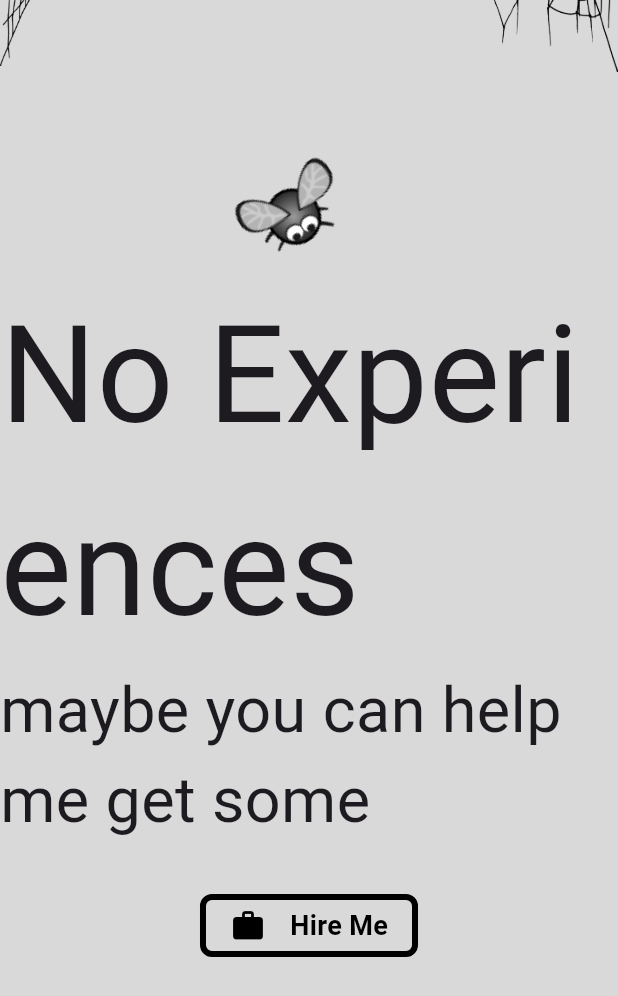
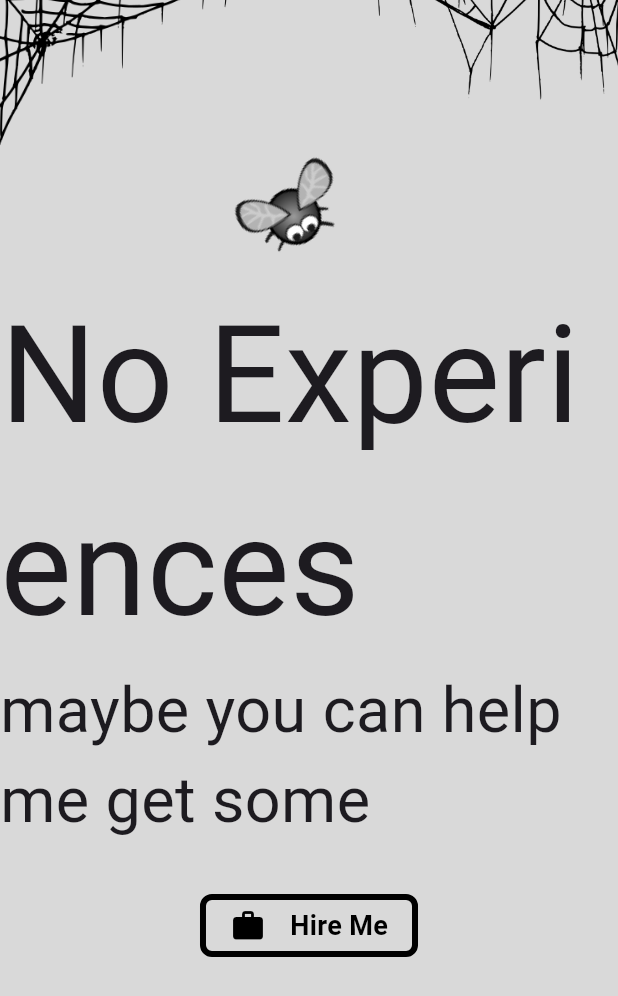
Before and after one commit to Zimmer550i/Portfolio-Flutter, a Flutter app: the ExperiencePage widget shown alone on an empty page, opened directly, on a phone screen of 412 x 824 dp. Shown: the top 996 px of the screen. Run offline on Flutter 3.47's test engine with Material 3 defaults, Android fonts, the phone set to English and light mode, and no system bars; our stand-ins replace animated_text_kit, flutter_svg, page_view_dot_indicator; Roboto replaces fonts that are missing (Custom).

Commit message:
fix: adjusted for mobile

```diff
--- a/lib/app.dart
+++ b/lib/app.dart
@@ -36,7 +36,7 @@ class _AppState extends State<App> {
         MediaQuery.of(context).size.height) {
       return const Scaffold(
         body: Center(
-          child: MainWindow(),
+          child: MainWindow(isMobile: true,),
         ),
       );
     }
--- a/lib/pages/experience_page.dart
+++ b/lib/pages/experience_page.dart
@@ -1,6 +1,5 @@
 import 'package:flutter/material.dart';
 import 'package:portfolio_flutter/utils/app_sizes.dart';
-import 'package:portfolio_flutter/utils/app_texts.dart';
 import 'package:portfolio_flutter/widgets/bug_flying_animation.dart';
 import 'package:portfolio_flutter/widgets/custom_button.dart';
 
@@ -10,10 +9,11 @@ class ExperiencePage extends StatelessWidget {
   @override
   Widget build(BuildContext context) {
     return LayoutBuilder(builder: (context, constraints) {
+      bool isMobile = constraints.maxWidth < constraints.maxHeight;
       return Stack(
         clipBehavior: Clip.none,
         children: [
-          Positioned(
+          const Positioned(
             top: 0,
             bottom: 0,
             left: 0,
@@ -24,19 +24,13 @@ class ExperiencePage extends StatelessWidget {
                 children: [
                   Text(
                     "No Experiences",
-                    style: TextStyle(
-                      fontFamily: "Custom",
-                      fontSize: 90
-                    ),
+                    style: TextStyle(fontFamily: "Custom", fontSize: 90),
                   ),
                   Text(
                     "maybe you can help me get some",
-                    style: TextStyle(
-                      fontFamily: "Custom",
-                      fontSize: 42
-                    ),
+                    style: TextStyle(fontFamily: "Custom", fontSize: 42),
                   ),
-                  const SizedBox(
+                  SizedBox(
                     height: AppSizes.largePadding,
                   ),
                   CustomButton(
@@ -49,20 +43,20 @@ class ExperiencePage extends StatelessWidget {
           ),
           Positioned(
             top: -AppSizes.largePadding - AppSizes.smallPadding,
-            left: 0,
+            left: isMobile ? -AppSizes.largePadding : 0,
             child: Image.asset(
               "assets/images/web_1.png",
-              width: constraints.maxWidth / 5,
+              width: isMobile ? constraints.maxWidth/2 : constraints.maxWidth / 5,
             ),
           ),
           Positioned(
             top: -AppSizes.largePadding - AppSizes.smallPadding,
-            right: 0,
+            right: isMobile ? -AppSizes.mediumPadding : 0,
             child: Transform.flip(
               flipX: true,
               child: Image.asset(
                 "assets/images/web_2.png",
-                width: constraints.maxWidth / 3,
+                width: isMobile ? constraints.maxWidth/2 : constraints.maxWidth / 3,
               ),
             ),
           ),
--- a/lib/pages/info_page.dart
+++ b/lib/pages/info_page.dart
@@ -20,6 +20,10 @@ class InfoPage extends StatelessWidget {
                 height: AppSizes.largePadding,
               ),
               rightInfoWindow(),
+              const SizedBox(
+                height: AppSizes.largePadding,
+              ),
+
             ],
           ),
         );
--- a/lib/pages/profile_page.dart
+++ b/lib/pages/profile_page.dart
@@ -12,7 +12,7 @@ class ProfilePage extends StatelessWidget {
       if (constraints.maxHeight >= constraints.maxWidth) {
       return SingleChildScrollView(
         child: Column(
-          crossAxisAlignment: CrossAxisAlignment.start,
+          crossAxisAlignment: CrossAxisAlignment.center,
           children: [
             ProfileImageSection(isMobile: (constraints.maxHeight >= constraints.maxWidth),),
             const ProfileDetailsSection(),
--- a/lib/utils/app_contents.dart
+++ b/lib/utils/app_contents.dart
@@ -19,7 +19,7 @@ class AppContents {
     const ExperiencePage(),
   ];
   static const String profileDescription =
-      "a self-taught Flutter developer with a generalist approach and a background in competitive programming, focused on creating optimized and impactful digital experiences.";
+      "a self-taught Flutter developer with a generalist approach and a background in competitive programming, pursuing collaborative environment to apply my skills and deepen my learning.";
   static const String detailedDescription =
       """I'm a Flutter developer with a generalist approach, skilled in building versatile and user-focused applications. My background includes a strong foundation in competitive programming, giving me a keen eye for problem-solving and optimized solutions. Self-taught and dedicated, I’m passionate about merging creativity with technical expertise to create impactful digital experiences. Whether it's tackling complex app architectures or refining UI details, I bring a diverse skill set and a drive for continuous learning to every project.""";
   static const List<String> skills = [
--- a/lib/widgets/custom_button.dart
+++ b/lib/widgets/custom_button.dart
@@ -70,6 +70,7 @@ class _CustomButtonState extends State<CustomButton> {
                   : SvgPicture.asset(
                       widget.svgPath!,
                       height: AppSizes.iconSizeSmall,
+                      // ignore: deprecated_member_use
                       color: isFocused
                           ? AppColors.backgroundColor
                           : AppColors.black,
--- a/lib/widgets/profile_image_section.dart
+++ b/lib/widgets/profile_image_section.dart
@@ -58,7 +58,7 @@ class ProfileImageSection extends StatelessWidget {
 
   double getSize(BoxConstraints constraint) {
     if (isMobile) {
-      return constraint.maxWidth / 2;
+      return constraint.maxWidth / 1.5;
     }
     return constraint.maxWidth < constraint.maxHeight / 1.5
         ? constraint.maxWidth / 1.5
```
Also changed, not shown: lib/main.dart (+7 -4 lines), lib/pages/project_page.dart (+36 -29 lines), lib/widgets/main_window.dart (+63 -18 lines), assets/images/spider-web-corner-4.png (deleted), assets/images/spider-web-corner-6.png (deleted).
